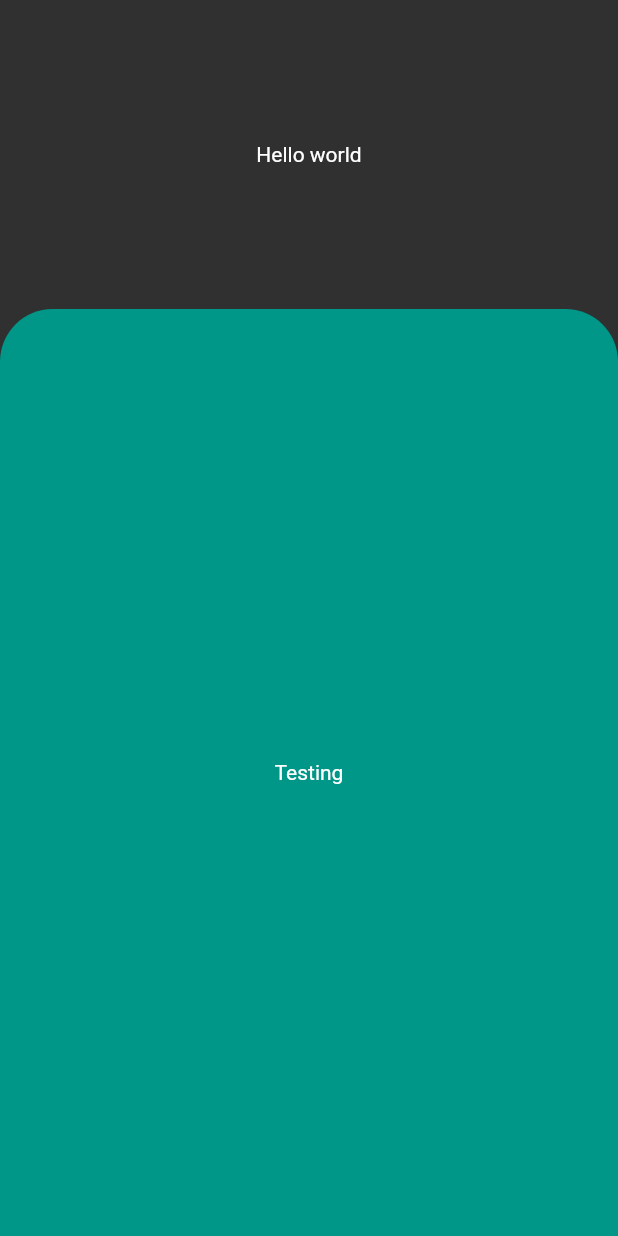
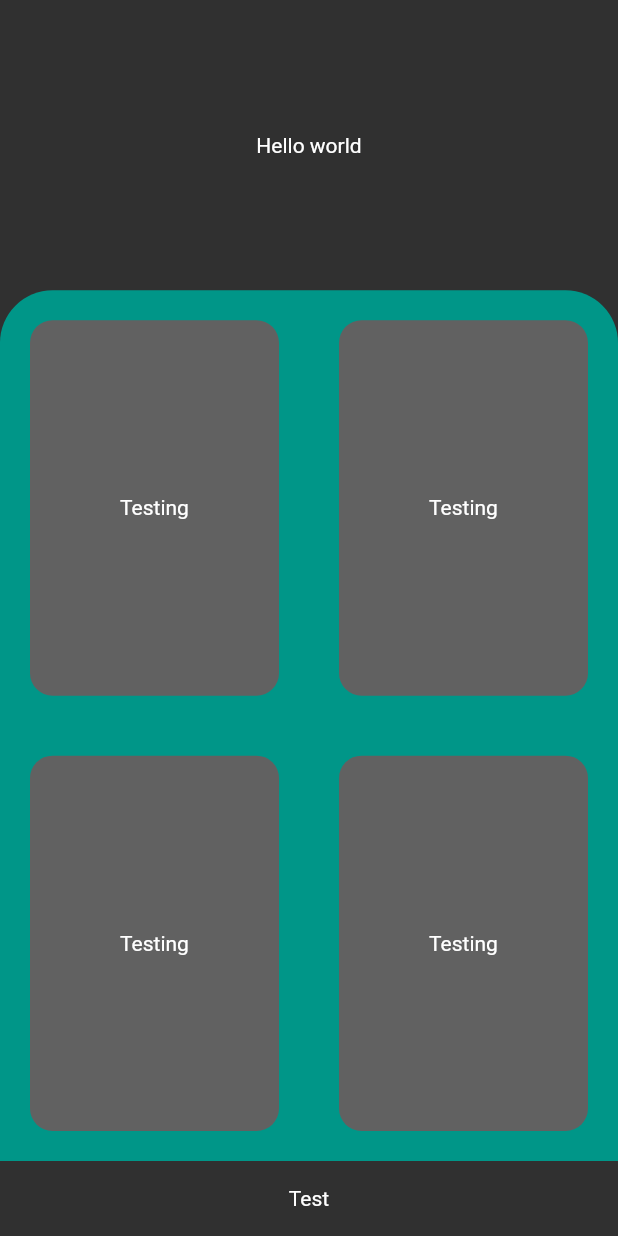
Before and after one commit to ShuaibSolomons/Robo-Front, a Flutter app: the screen it shows after launch, on a phone screen of 412 x 824 dp. Run offline on Flutter 3.47's test engine with Material 2 defaults, Android fonts, the phone set to English and light mode, and no system bars.

Commit message:
Basic homepage layout

```diff
--- a/robo_front/lib/pages/HomePage.dart
+++ b/robo_front/lib/pages/HomePage.dart
@@ -14,9 +14,6 @@ class _HomePageState extends State<HomePage> {
         crossAxisAlignment: CrossAxisAlignment.stretch,
         children: [
           Expanded(
-            child: Row(
-              children: [
-                Expanded(
             child: Column(
               mainAxisAlignment: MainAxisAlignment.center,
               crossAxisAlignment: CrossAxisAlignment.stretch,
@@ -29,9 +26,6 @@ class _HomePageState extends State<HomePage> {
                         "Hello world",
                       ),
                     ),
-                        ),
-                      ),
-                    ],
                   ),
                 ),
               ],
@@ -52,16 +46,68 @@ class _HomePageState extends State<HomePage> {
                         topRight: Radius.circular(35.0),
                       ),
                     ),
-                    child: Center(
-                      child: Text(
-                        "Testing",
+                    child: Column(
+                      children: [
+                        Expanded(
+                          child: Row(
+                            children: [
+                              Expanded(
+                                child: ReusableCard(
+                                  colour: ThemeData.dark().backgroundColor,
+                                  cardChild: Center(
+                                    child: Text("Testing"),
                                   ),
+                                ),
+                              ),
+                              Expanded(
+                                child: ReusableCard(
+                                  colour: ThemeData.dark().backgroundColor,
+                                  cardChild: Center(
+                                    child: Text("Testing"),
+                                  ),
+                                ),
+                              )
+                            ],
+                          ),
+                        ),
+                        Expanded(
+                          child: Row(
+                            children: [
+                              Expanded(
+                                child: ReusableCard(
+                                  colour: ThemeData.dark().backgroundColor,
+                                  cardChild: Center(
+                                    child: Text("Testing"),
+                                  ),
+                                ),
+                              ),
+                              Expanded(
+                                child: ReusableCard(
+                                  colour: ThemeData.dark().backgroundColor,
+                                  cardChild: Center(
+                                    child: Text("Testing"),
+                                  ),
+                                ),
+                              )
+                            ],
+                          ),
+                        ),
+                      ],
                     ),
                   ),
                 ),
               ],
             ),
-          )
+          ),
+          Container(
+            child: Center(
+              child: Text(
+                "Test",
+              ),
+            ),
+            height: 50.0,
+            width: double.infinity,
+          ),
         ],
       ),
     );
--- a/robo_front/lib/reusableResources/ReusableCard.dart
+++ b/robo_front/lib/reusableResources/ReusableCard.dart
@@ -13,10 +13,10 @@ class ReusableCard extends StatelessWidget {
       onTap: onPress,
       child: Container(
         child: cardChild,
-        margin: EdgeInsets.all(15.0),
+        margin: EdgeInsets.all(20.0),
         decoration: BoxDecoration(
           color: colour,
-          borderRadius: BorderRadius.circular(10.0),
+          borderRadius: BorderRadius.circular(15.0),
         ),
       ),
     );
--- /dev/null
+++ b/robo_front/lib/utils/Constant.dart
@@ -0,0 +1,11 @@
+import 'package:flutter/material.dart';
+
+const kNumberTextStyle = TextStyle(
+  fontSize: 50.0,
+  fontWeight: FontWeight.w900,
+);
+
+const kTextStyle = TextStyle(
+  fontSize: 18.0,
+  color: Color(0xFF8D8E98),
+);
--- /dev/null
+++ b/robo_front/lib/utils/Enum.dart
@@ -0,0 +1 @@
+enum Currency { ZAR }
```
Lines whose indentation alone changed are shown as unchanged.
